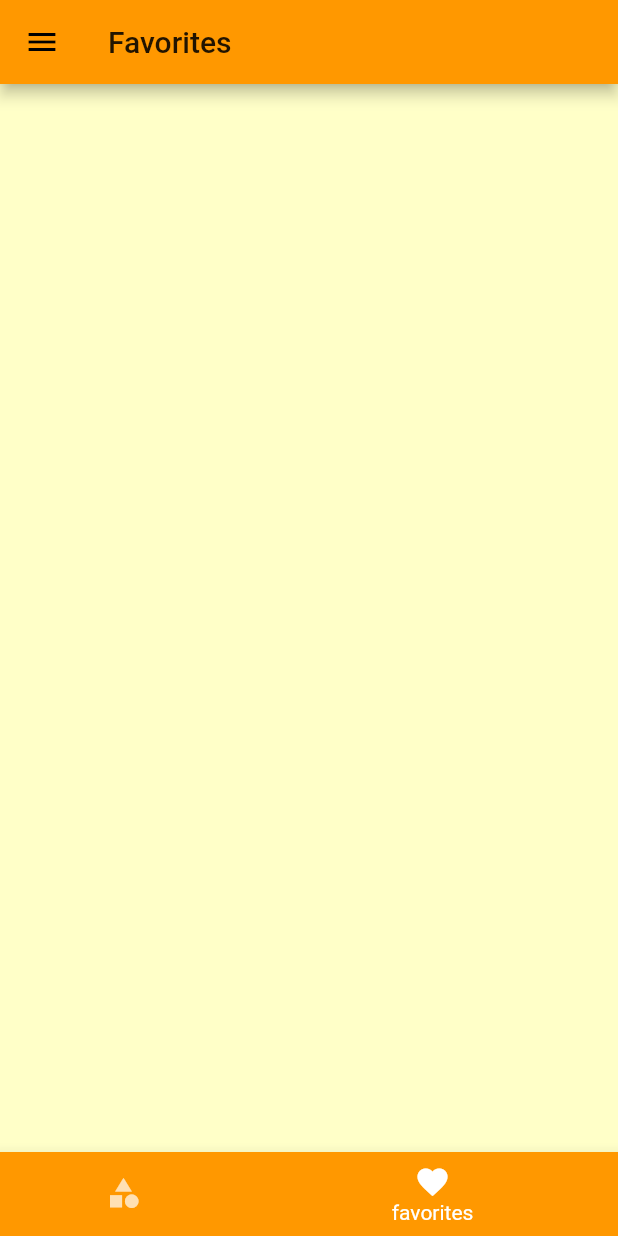
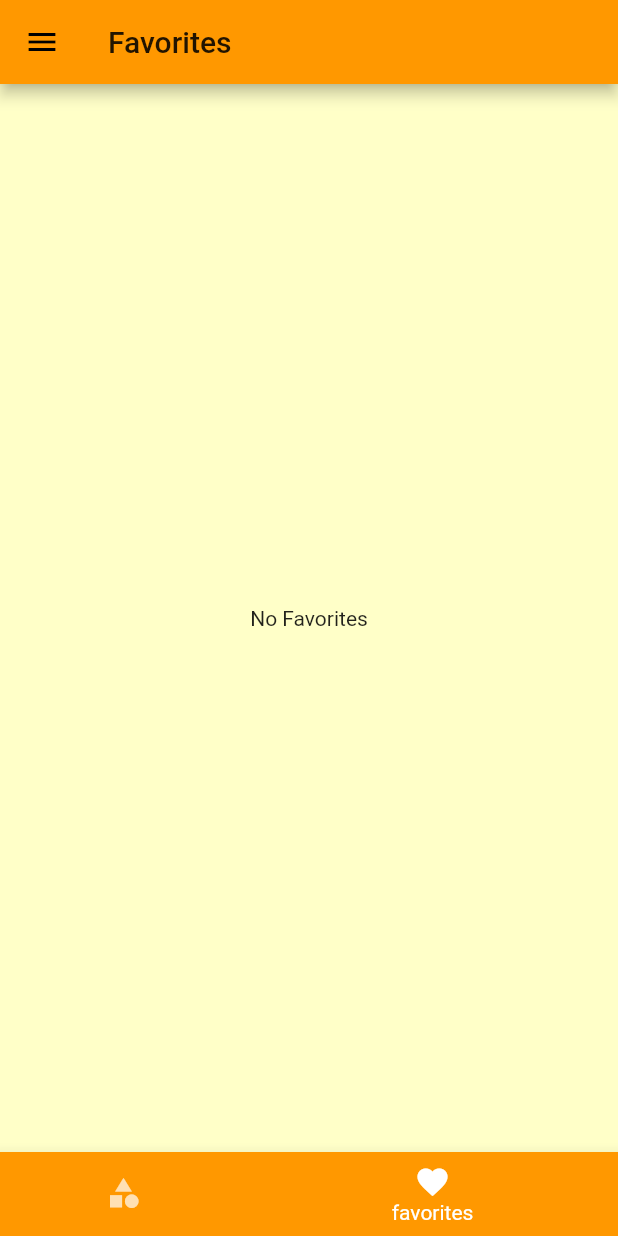
Before and after one commit to FadyFouad/flutter_meals_app, a Flutter app: the screen it shows after launch, item 2 of the bottom bar chosen, on a phone screen of 412 x 824 dp. Run offline on Flutter 3.47's test engine with Material 2 defaults, Android fonts, the phone set to English and light mode, and no system bars.

Commit message:
FavoritesScreen

```diff
--- a/lib/main.dart
+++ b/lib/main.dart
@@ -19,9 +19,10 @@ class MyApp extends StatefulWidget {
 
 class _MyAppState extends State<MyApp> {
   List<Meal> _myMeals = DUMMY_MEALS;
+  List<Meal> _favMeals = [];
   Map<String, bool> _filters = {
     'isGlutenFree': false,
-    'isLactoseFree': true,
+    'isLactoseFree': false,
     'isVegetarian': false,
     'isVegan': false,
   };
@@ -47,6 +48,19 @@ class _MyAppState extends State<MyApp> {
     });
   }
 
+  void _addRemoveFav(String mealID) {
+    final index = _favMeals.indexWhere((meal) => mealID == meal.id);
+    if (index >= 0) {
+      setState(() {
+        _favMeals.removeAt(index);
+      });
+    } else {
+      setState(() {
+        _favMeals.add(DUMMY_MEALS.firstWhere((meal) => mealID == meal.id));
+      });
+    }
+  }
+
   @override
   Widget build(BuildContext context) {
     return MaterialApp(
@@ -67,10 +81,11 @@ class _MyAppState extends State<MyApp> {
       home: CategoryScreen(title: 'Meal App'),
       initialRoute: "init",
       routes: {
-        "init": (_) => TabsScreen(),
+        "init": (_) => TabsScreen(favorites: _favMeals),
         "CategoryMeals": (_) => CategoryMealsScreen(myMeals: _myMeals),
-        "MealDetails": (_) => MealDetailsScreen(),
-        "Settings": (_) => SettingsScreen(userFilters: _filters,filters: _setFilters),
+        "MealDetails": (_) => MealDetailsScreen(addRemoveFav: _addRemoveFav),
+        "Settings": (_) =>
+            SettingsScreen(userFilters: _filters, filters: _setFilters),
       },
     );
   }
--- a/lib/screens/favorites_screen.dart
+++ b/lib/screens/favorites_screen.dart
@@ -1,14 +1,23 @@
 import 'package:flutter/material.dart';
+import 'package:fluttermealsapp/models/meal.dart';
 
 ///****************************************************
 ///*** Created by Fady Fouad on 23-Mar-20 at 16:17.***
 ///****************************************************
 
 class FavoritesScreen extends StatelessWidget {
+  final List<Meal> favorites;
+
+  const FavoritesScreen({Key key, this.favorites}) : super(key: key);
+
   @override
   Widget build(BuildContext context) {
     return Scaffold(
-      body: Container(),
+      body: Container(
+        child: Center(
+          child: Text('No Favorites'),
+        ),
+      ),
     );
   }
 }
--- a/lib/screens/tabs_screen.dart
+++ b/lib/screens/tabs_screen.dart
@@ -1,4 +1,5 @@
 import 'package:flutter/material.dart';
+import 'package:fluttermealsapp/models/meal.dart';
 import 'package:fluttermealsapp/screens/category_screen.dart';
 import 'package:fluttermealsapp/screens/favorites_screen.dart';
 import 'package:fluttermealsapp/widgets/main_drawer.dart';
@@ -8,18 +9,26 @@ import 'package:fluttermealsapp/widgets/main_drawer.dart';
 ///****************************************************
 
 class TabsScreen extends StatefulWidget {
+  final List<Meal> favorites;
+
+  const TabsScreen({Key key, this.favorites}) : super(key: key);
   @override
   _TabsScreenState createState() => _TabsScreenState();
 }
 
 class _TabsScreenState extends State<TabsScreen> {
-  final List <Map<String, Object>> _screens = [
-    {'screen': CategoryScreen(),
-      'title': "Categories"},
-    { 'screen': FavoritesScreen(),
-      'title': "Favorites"},
-  ];
+  List <Map<String, Object>> _screens;
   int _selectedScreenIndex = 0;
+
+  @override
+  void initState() {
+    _screens = [
+      {'screen': CategoryScreen(),
+        'title': "Categories"},
+      { 'screen': FavoritesScreen(favorites: widget.favorites),
+        'title': "Favorites"},
+    ];super.initState();
+  }
 
   void _onItemTapped(int index) {
     setState(() {
```
Also changed, not shown: lib/screens/meal_detail_screen.dart (+4 -3 lines).
